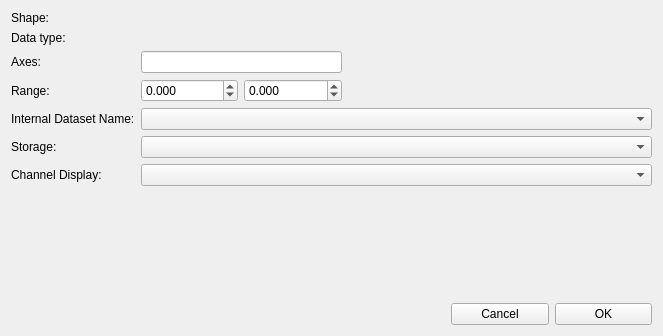
First picture: the form in ilastik/applets/dataSelection/datasetInfoEditorWidget.ui, repository ilastik/ilastik, before the edit.
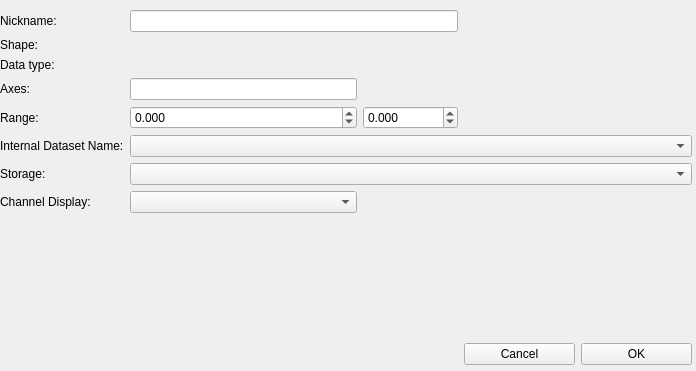
Second picture: the form after the edit.

Commit message: DataSelection: Added nickname field.  Save axistags as a dataset info field.

```diff
--- a/ilastik/applets/dataSelection/datasetInfoEditorWidget.ui
+++ b/ilastik/applets/dataSelection/datasetInfoEditorWidget.ui
@@ -6,62 +6,76 @@
    <rect>
     <x>0</x>
     <y>0</y>
-    <width>663</width>
-    <height>336</height>
+    <width>696</width>
+    <height>371</height>
    </rect>
   </property>
   <property name="windowTitle">
    <string>Form</string>
   </property>
-  <layout class="QVBoxLayout" name="verticalLayout">
-   <item>
+  <widget class="QWidget" name="">
+   <property name="geometry">
+    <rect>
+     <x>0</x>
+     <y>10</y>
+     <width>692</width>
+     <height>355</height>
+    </rect>
+   </property>
     <layout class="QGridLayout" name="gridLayout">
      <item row="0" column="0">
+     <widget class="QLabel" name="label_6">
+      <property name="text">
+       <string>Nickname:</string>
+      </property>
+     </widget>
+    </item>
+    <item row="1" column="0">
       <widget class="QLabel" name="label">
        <property name="text">
         <string>Shape:</string>
        </property>
       </widget>
      </item>
-     <item row="0" column="1">
+    <item row="1" column="1">
       <widget class="QLabel" name="shapeLabel">
        <property name="text">
         <string>&lt;shape&gt;</string>
        </property>
       </widget>
      </item>
-     <item row="1" column="0">
+    <item row="2" column="0">
       <widget class="QLabel" name="label_5">
        <property name="text">
         <string>Data type:</string>
        </property>
       </widget>
      </item>
-     <item row="1" column="1">
+    <item row="2" column="1">
       <widget class="QLabel" name="dtypeLabel">
        <property name="text">
         <string>&lt;dtype&gt;</string>
        </property>
       </widget>
      </item>
-     <item row="2" column="0">
+    <item row="3" column="0">
       <widget class="QLabel" name="label_3">
        <property name="text">
         <string>Axes:</string>
        </property>
       </widget>
      </item>
-     <item row="2" column="1" colspan="2">
+    <item row="3" column="1">
       <widget class="QLineEdit" name="axesEdit"/>
      </item>
-     <item row="3" column="0">
+    <item row="4" column="0">
       <widget class="QLabel" name="label_4">
        <property name="text">
         <string>Range:</string>
        </property>
       </widget>
      </item>
-     <item row="3" column="1">
+    <item row="4" column="1">
       <widget class="QDoubleSpinBox" name="rangeMinSpinBox">
        <property name="decimals">
         <number>3</number>
@@ -77,7 +91,7 @@
        </property>
       </widget>
      </item>
-     <item row="3" column="2">
+    <item row="4" column="2">
       <widget class="QDoubleSpinBox" name="rangeMaxSpinBox">
        <property name="decimals">
         <number>3</number>
@@ -93,7 +107,7 @@
        </property>
       </widget>
      </item>
-     <item row="3" column="3" colspan="3">
+    <item row="4" column="3" colspan="2">
       <spacer name="horizontalSpacer">
        <property name="orientation">
         <enum>Qt::Horizontal</enum>
@@ -106,37 +120,31 @@
        </property>
       </spacer>
      </item>
-     <item row="4" column="0">
+    <item row="5" column="0">
       <widget class="QLabel" name="label_7">
        <property name="text">
         <string>Internal Dataset Name:</string>
        </property>
       </widget>
      </item>
-     <item row="4" column="1" colspan="5">
-      <widget class="QComboBox" name="internalDatasetNameComboBox"/>
-     </item>
-     <item row="5" column="0">
+    <item row="6" column="0">
       <widget class="QLabel" name="label_8">
        <property name="text">
         <string>Storage:</string>
        </property>
       </widget>
      </item>
-     <item row="5" column="1" colspan="5">
-      <widget class="QComboBox" name="storageComboBox"/>
-     </item>
-     <item row="6" column="0">
+    <item row="7" column="0">
       <widget class="QLabel" name="label_2">
        <property name="text">
         <string>Channel Display:</string>
        </property>
       </widget>
      </item>
-     <item row="6" column="1" colspan="5">
+    <item row="7" column="1">
       <widget class="QComboBox" name="channelDisplayComboBox"/>
      </item>
-     <item row="7" column="5">
+    <item row="8" column="4">
       <spacer name="verticalSpacer">
        <property name="orientation">
         <enum>Qt::Vertical</enum>
@@ -149,7 +157,7 @@
        </property>
       </spacer>
      </item>
-     <item row="8" column="0" colspan="4">
+    <item row="9" column="0" colspan="3">
       <spacer name="horizontalSpacer_2">
        <property name="orientation">
         <enum>Qt::Horizontal</enum>
@@ -162,14 +170,14 @@
        </property>
       </spacer>
      </item>
-     <item row="8" column="4">
+    <item row="9" column="3">
       <widget class="QPushButton" name="cancelButton">
        <property name="text">
         <string>Cancel</string>
        </property>
       </widget>
      </item>
-     <item row="8" column="5">
+    <item row="9" column="4">
       <widget class="QPushButton" name="okButton">
        <property name="text">
         <string>OK</string>
@@ -179,9 +187,17 @@
        </property>
       </widget>
      </item>
-    </layout>
-   </item>
-  </layout>
+    <item row="0" column="1" colspan="2">
+     <widget class="QLineEdit" name="nicknameEdit"/>
+    </item>
+    <item row="5" column="1" colspan="4">
+     <widget class="QComboBox" name="internalDatasetNameComboBox"/>
+    </item>
+    <item row="6" column="1" colspan="4">
+     <widget class="QComboBox" name="storageComboBox"/>
+    </item>
+   </layout>
+  </widget>
  </widget>
  <resources/>
  <connections/>
```
Lines whose indentation alone changed are shown as unchanged. The commit also changes 7 other files.
